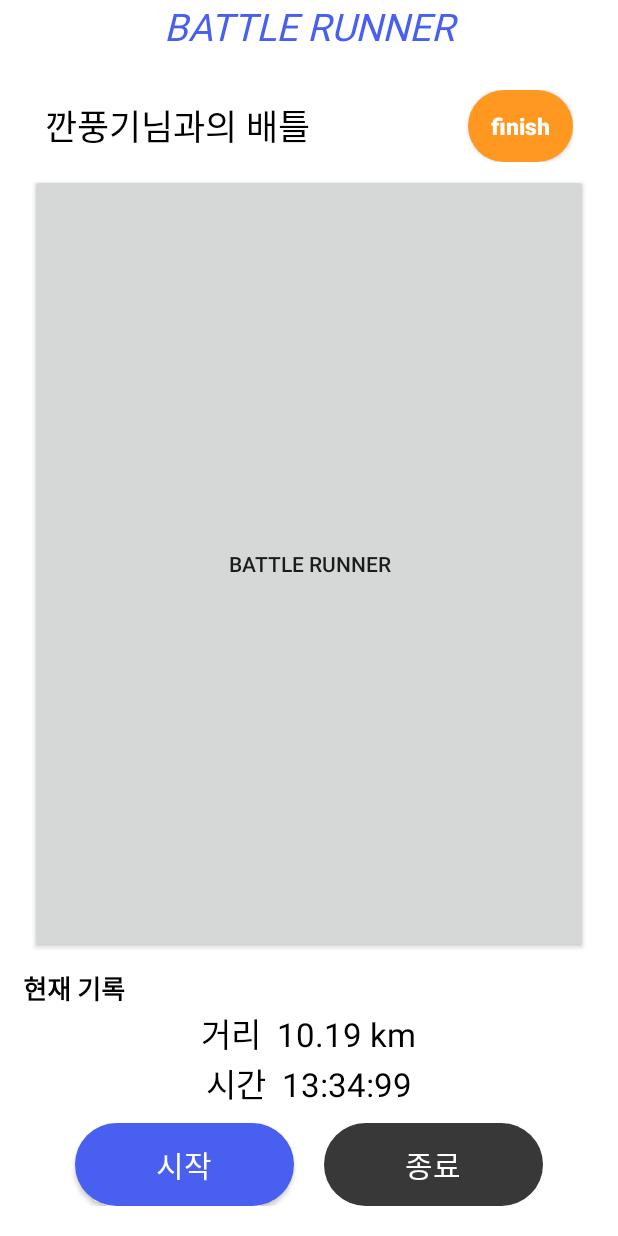
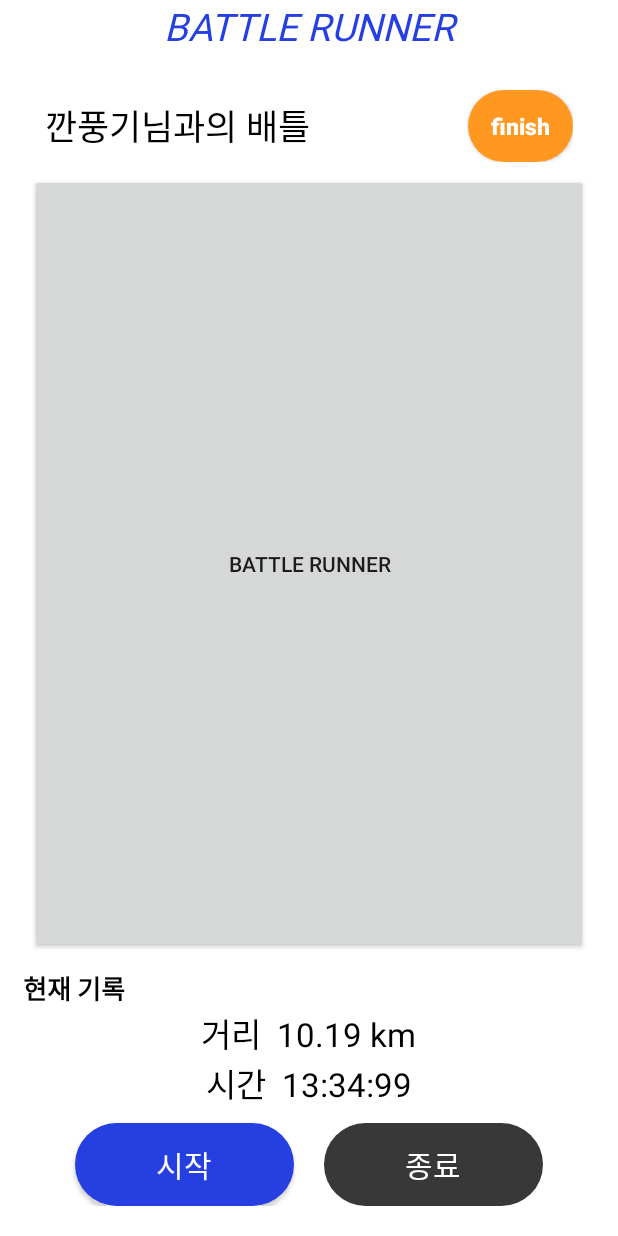
Before and after one commit to Gahyun-313/BattleRunner, an Android app: the fragment BattleFragment shown on its own in the app's theme, on a phone screen of 412 x 824 dp. Run offline under Robolectric (Android 15) with nearby library versions, the phone set to English and light mode, and no system bars.

Commit message:
프래그먼트 추가
[실행시 에러 없음]
기존 activity 파일들 -> fragment 로 변경
하단 홈바 (navi, bottomNavigationMenu) 추가 및 홈바 클릭에 따른 프래그먼트 화면 전환 기능 추가

```diff
--- a/app/src/main/res/drawable/home_bar_battle.xml
+++ b/app/src/main/res/drawable/home_bar_battle.xml
@@ -1,6 +1,6 @@
 <?xml version="1.0" encoding="utf-8"?>
 <layer-list xmlns:android="http://schemas.android.com/apk/res/android">
     <item
-        android:drawable="@drawable/battle">
+        android:drawable="@drawable/battle1">
     </item>
 </layer-list>
--- a/app/src/main/res/drawable/home_bar_home.xml
+++ b/app/src/main/res/drawable/home_bar_home.xml
@@ -1,6 +1,6 @@
 <?xml version="1.0" encoding="utf-8"?>
 <layer-list xmlns:android="http://schemas.android.com/apk/res/android">
     <item
-        android:drawable="@drawable/home">
+        android:drawable="@drawable/home1">
     </item>
 </layer-list>
--- a/app/src/main/res/drawable/home_bar_menu.xml
+++ b/app/src/main/res/drawable/home_bar_menu.xml
@@ -1,6 +1,6 @@
 <?xml version="1.0" encoding="utf-8"?>
 <layer-list xmlns:android="http://schemas.android.com/apk/res/android">
     <item
-        android:drawable="@drawable/menu">
+        android:drawable="@drawable/menu1">
     </item>
 </layer-list>
--- a/app/src/main/res/layout/activity_main.xml
+++ b/app/src/main/res/layout/activity_main.xml
@@ -21,7 +21,6 @@
         android:layout_width="match_parent"
         android:layout_height="wrap_content"
         android:background="@color/white"
-        app:itemIconTint="@color/blue0"
         app:menu="@menu/bottom_navigation_menu"/>
     <!--app:itemRippleColor="@null" 터치시 생기는 물결 반응-->
 
--- a/app/src/main/res/values/colors.xml
+++ b/app/src/main/res/values/colors.xml
@@ -8,7 +8,8 @@
     <color name="black">#FF000000</color>
     <color name="white">#FFFFFFFF</color>
 
-    <color name="blue0">#485ff0</color>
+    <!--#485ff0-->
+    <color name="blue0">#253FE1</color>
     <color name="orange0">#FE9820</color>
     <color name="grey_lite">#cdcdcd</color>
     <color name="grey_dark">#8c8c8c</color>
--- a/app/src/main/res/values/themes.xml
+++ b/app/src/main/res/values/themes.xml
@@ -2,7 +2,7 @@
     <!-- Base application theme. -->
     <style name="Theme.BattleRunner" parent="Theme.AppCompat.DayNight.DarkActionBar">
         <!-- Primary brand color. -->
-        <item name="colorPrimary">@color/purple_500</item>
+        <item name="colorPrimary">@color/blue0</item>
         <item name="colorPrimaryVariant">@color/purple_700</item>
         <item name="colorOnPrimary">@color/white</item>
         <!-- Secondary brand color. -->
```
